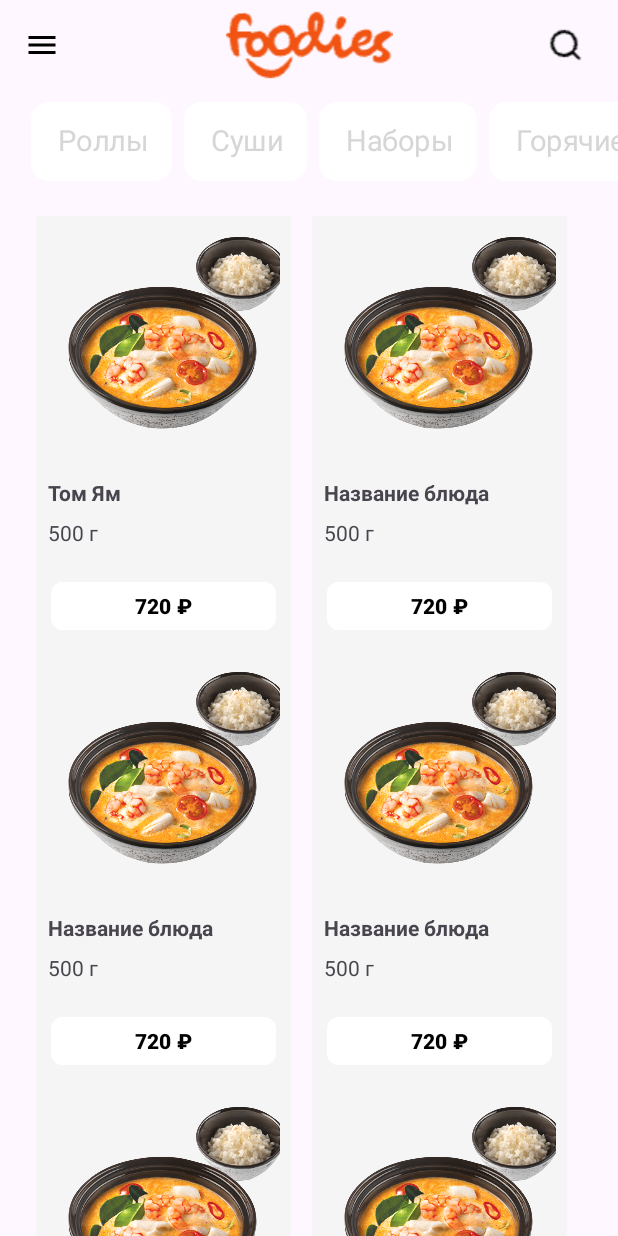
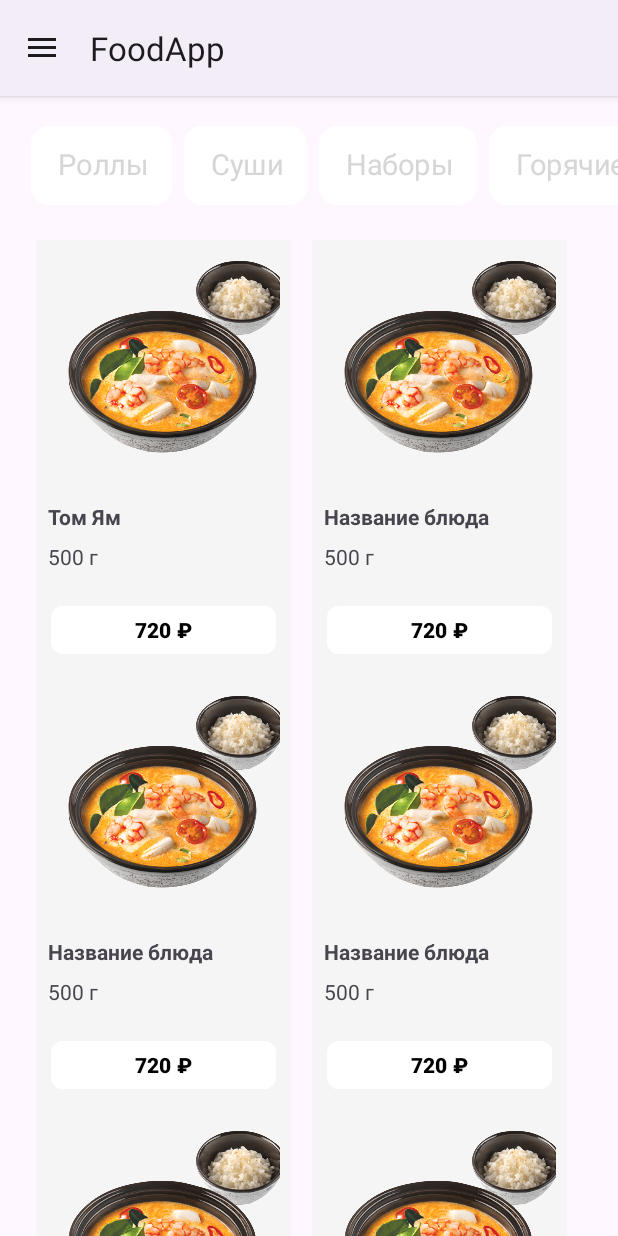
Before and after one commit to ArturFatihov1/FoodApp, an Android app: the screen it shows after launch (MainActivity), on a phone screen of 412 x 824 dp. Run offline under Robolectric (Android 15) with nearby library versions, the phone set to English and light mode, and no system bars.

Commit message:
Toolbar delete and add actionbar

```diff
--- a/app/src/main/java/com/example/test/MainActivity.kt
+++ b/app/src/main/java/com/example/test/MainActivity.kt
@@ -4,6 +4,7 @@ import android.os.Bundle
 import androidx.appcompat.widget.Toolbar
 import android.view.MenuItem
 import android.widget.Button
+import androidx.appcompat.app.ActionBar
 import androidx.appcompat.app.ActionBarDrawerToggle
 import androidx.appcompat.app.AppCompatActivity
 import androidx.drawerlayout.widget.DrawerLayout
@@ -27,16 +28,12 @@ class MainActivity : AppCompatActivity() {
         initial()
         //navigation drawer
 
-        val toolbar = findViewById<Toolbar>(R.id.toolbar)
-        setSupportActionBar(toolbar)
-
         val navView: NavigationView = findViewById(R.id.navigationView)
         drawerLayout = findViewById(R.id.drawerLayout)
-        toggle = ActionBarDrawerToggle(this@MainActivity, drawerLayout ,toolbar, R.string.open, R.string.close)
+        toggle = ActionBarDrawerToggle(this@MainActivity, drawerLayout, R.string.open, R.string.close)
         drawerLayout.addDrawerListener(toggle)
         toggle.syncState()
-
-
+        supportActionBar?.setDisplayHomeAsUpEnabled(true)
 
         navView.setNavigationItemSelectedListener {
             it.isChecked = true
--- a/app/src/main/res/layout/activity_main.xml
+++ b/app/src/main/res/layout/activity_main.xml
@@ -14,19 +14,9 @@
         android:layout_width="match_parent"
         android:layout_height="match_parent">
 
-
     <androidx.constraintlayout.widget.ConstraintLayout
         android:layout_width="match_parent"
         android:layout_height="match_parent">
-
-        <include
-            android:id="@+id/include"
-            layout="@layout/my_toolbar"
-            app:layout_constraintStart_toStartOf="parent"
-            app:layout_constraintTop_toTopOf="parent" />
-
-
-
 
         <HorizontalScrollView
             android:id="@+id/horizontalScrollView"
@@ -35,13 +25,13 @@
             android:layout_marginTop="8dp"
             android:scrollbars="none"
             app:layout_constraintEnd_toEndOf="parent"
-            app:layout_constraintStart_toStartOf="parent"
-            app:layout_constraintTop_toBottomOf="@+id/include">
+            app:layout_constraintStart_toStartOf="parent">
 
             <com.google.android.material.chip.ChipGroup
                 android:layout_width="match_parent"
                 android:layout_height="60dp"
                 android:layout_marginLeft="15dp"
+                android:layout_marginTop="20dp"
                 android:layout_marginRight="10dp"
                 app:layout_constraintEnd_toEndOf="parent"
                 app:layout_constraintHorizontal_bias="0.0"
--- a/app/src/main/res/layout/activity_second.xml
+++ b/app/src/main/res/layout/activity_second.xml
@@ -10,7 +10,8 @@
 
     <ScrollView
         android:layout_width="match_parent"
-        android:layout_height="match_parent">
+        android:layout_height="match_parent"
+        android:scrollbars="none">
 
 <androidx.constraintlayout.widget.ConstraintLayout
     android:layout_width="match_parent"
--- a/app/src/main/res/values/strings.xml
+++ b/app/src/main/res/values/strings.xml
@@ -1,5 +1,5 @@
 <resources>
-    <string name="app_name">Test</string>
+    <string name="app_name">FoodApp</string>
     <!-- TODO: Remove or change this placeholder text -->
     <string name="hello_blank_fragment">Hello blank fragment</string>
     <string name="open">Open</string>
--- a/app/src/main/res/values/themes.xml
+++ b/app/src/main/res/values/themes.xml
@@ -1,10 +1,8 @@
 <resources xmlns:tools="http://schemas.android.com/tools">
     <!-- Base application theme. -->
-    <style name="Base.Theme.Test" parent="Theme.Material3.DayNight.NoActionBar">
+    <style name="Base.Theme.Test" parent="Theme.Material3.DayNight">
         <!-- Customize your light theme here. -->
 
-        <item name="android:statusBarColor">@android:color/white</item>
-        <item name="android:windowLightStatusBar">@android:color/black</item>
         <!-- <item name="colorPrimary">@color/my_light_primary</item> -->
     </style>
 
```
Also changed, not shown: 4 other files.
